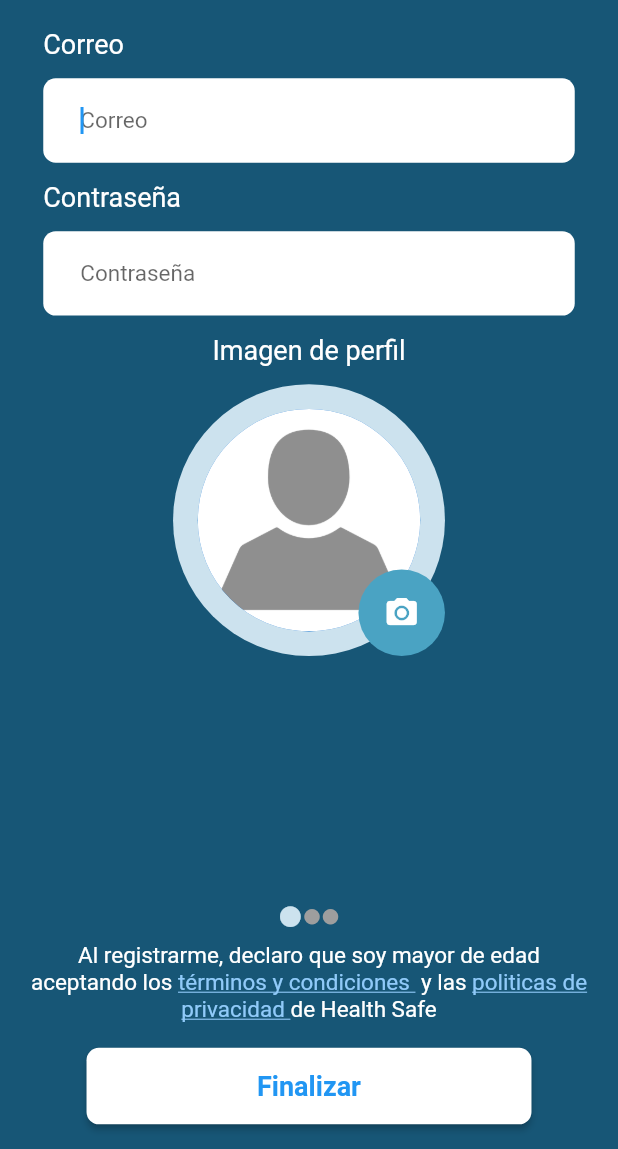
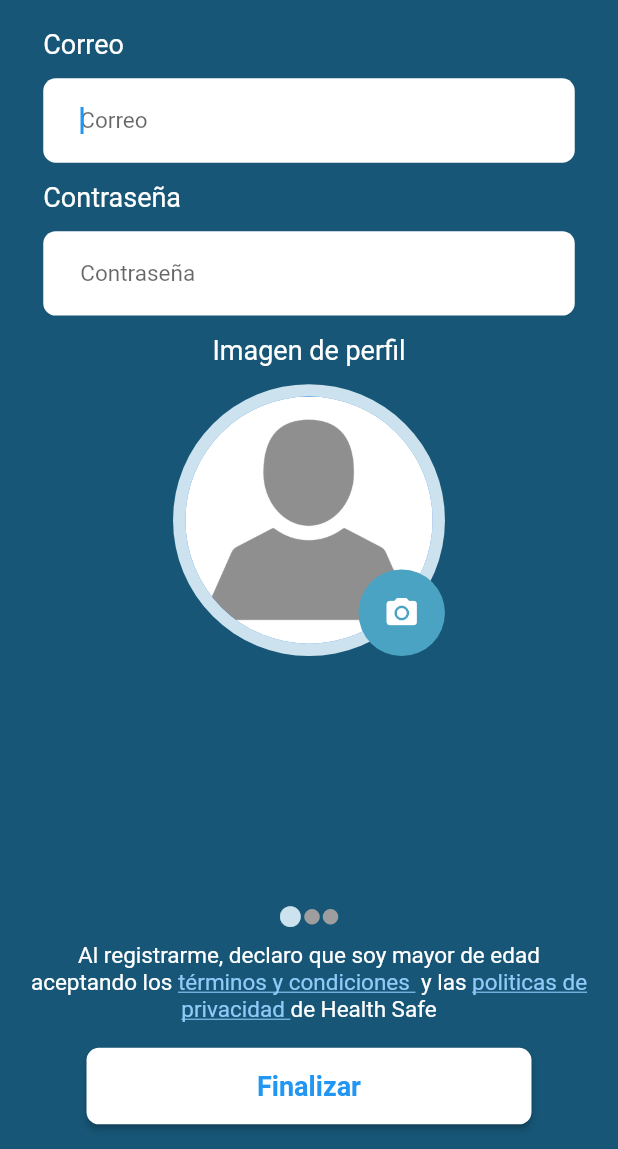
Before and after one commit to flutter-preview/beleningalina20-health_safe_paciente, a Flutter app: the RegistroUsuarioPage screen opened by its route, on a phone screen of 412 x 824 dp, the part 87-1236 px from its top. Run offline on Flutter 3.47's test engine with Material 2 defaults, Android fonts, the phone set to English and light mode, and no system bars; our stand-ins replace flutter_secure_storage, image_picker; accounts and stored records are empty.

Commit message:
Aumenta el radio del circle avatar para la imagen de perfil en registro

```diff
--- a/lib/src/widgets/imagen_perfil.dart
+++ b/lib/src/widgets/imagen_perfil.dart
@@ -29,10 +29,10 @@ class _ImagenPerfilState extends State<ImagenPerfil> {
         child: (widget.imagenPerfil != null)
             ? CircleAvatar(
                 backgroundImage: FileImage(widget.imagenPerfil!),
-                radius: SizeConfig.height * 0.09)
+                radius: SizeConfig.height * 0.1)
             : CircleAvatar(
                 backgroundImage: const AssetImage('assets/imgs/no-person.png'),
-                radius: SizeConfig.height * 0.09),
+                radius: SizeConfig.height * 0.1),
       ),
       if (widget.cambiarImagenPerfil)
         Positioned(
```
